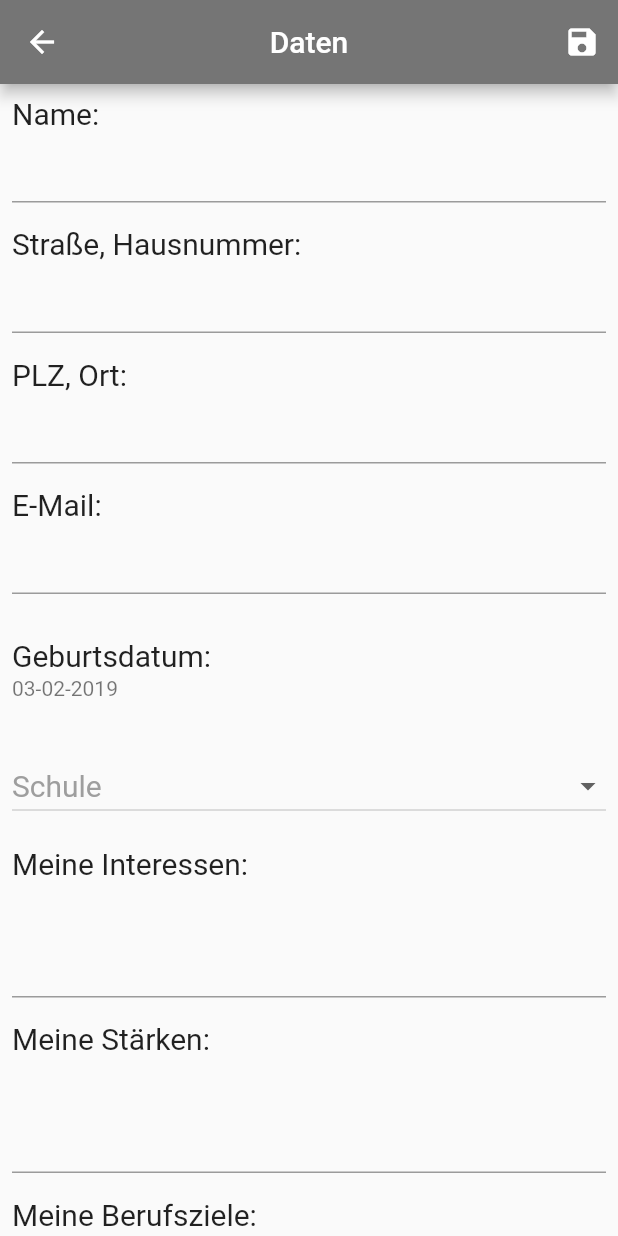
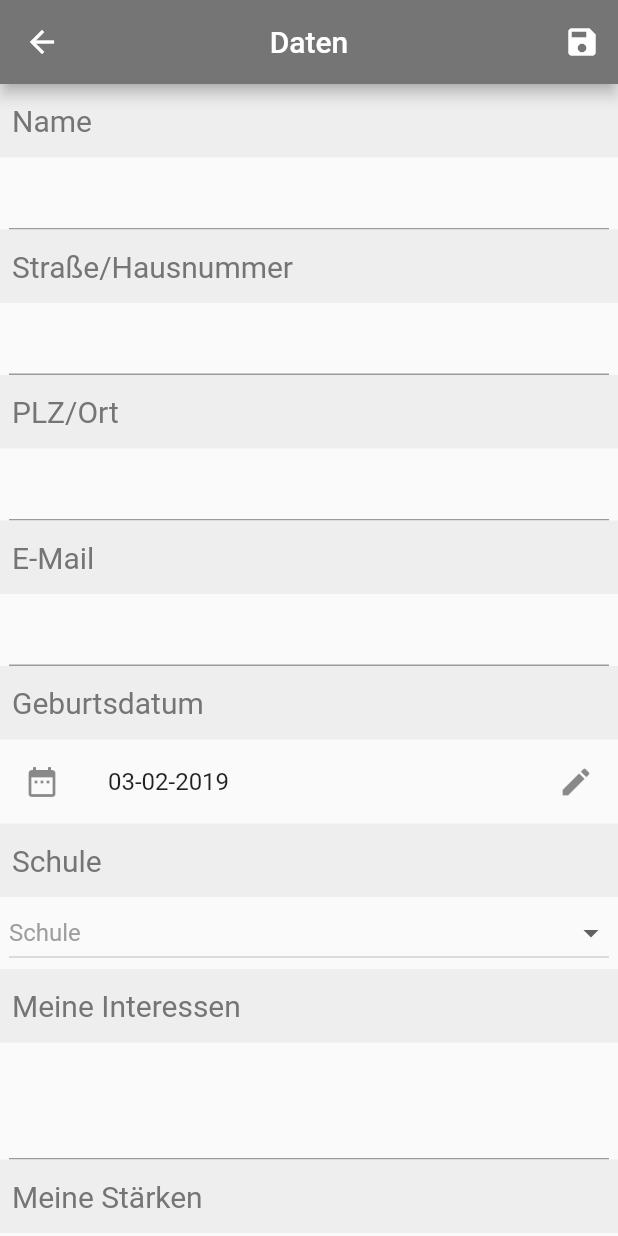
Before and after one commit to tth05/ErasmusDoc, a Flutter app: the PersonalInfoScreen screen opened by its route, on a phone screen of 412 x 824 dp. Run offline on Flutter 3.47's test engine with Material 2 defaults, Android fonts, the phone set to English and light mode, and no system bars; drawn by our look-alikes of sticky_headers; our stand-ins replace flutter_markdown; missing offline and left inert: simple_permissions, zefyr; generated files the repository leaves out were written again.

Commit message:
Adjusted personal info screen to new style

```diff
--- a/lib/main.dart
+++ b/lib/main.dart
@@ -41,6 +41,7 @@ class App extends StatelessWidget {
         buttonColor: Colors.grey[600],
         accentColor: Colors.grey[600],
         errorColor: Colors.red[700],
+        cursorColor: Colors.black,
       ),
       localizationsDelegates: [
         GermanCupertinoLocalizations.delegate,
--- a/lib/managers/json_manager.dart
+++ b/lib/managers/json_manager.dart
@@ -38,6 +38,7 @@ class JsonManager {
     await loadSchools();
     await loadCountries();
     await loadPersonalData();
+    await loadActivities();
   }
 
   Future<void> loadSchools() async {
--- a/lib/screens/personal_info/personal_info.dart
+++ b/lib/screens/personal_info/personal_info.dart
@@ -5,6 +5,7 @@
 
 import 'package:erasmus_app/managers/manager_context.dart';
 import 'package:erasmus_app/screens/personal_info/widgets/select_school_dropdown.dart';
+import 'package:erasmus_app/util/common_widgets_util.dart';
 import 'package:erasmus_app/util/form_helper.dart';
 import 'package:erasmus_app/widgets/custom_app_bar.dart';
 import 'package:erasmus_app/widgets/date_picker_tile.dart';
@@ -21,6 +22,7 @@ class PersonalInfoScreenState extends State<PersonalInfoScreen> {
   @override
   Widget build(BuildContext context) {
     final jsonManager = ManagerContext.of(context).jsonManager;
+    final contentPadding = EdgeInsets.symmetric(horizontal: 6.0);
 
     return Scaffold(
       appBar: CustomAppBar(
@@ -39,55 +41,75 @@ class PersonalInfoScreenState extends State<PersonalInfoScreen> {
       ),
       body: Form(
         key: _formKey,
-        child: SingleChildScrollView(
-          padding: EdgeInsets.all(8.0),
         child: Column(
-            crossAxisAlignment: CrossAxisAlignment.start,
           children: <Widget>[
-              FormHelper.buildTitle("Name:"),
+            Expanded(
+              child: ListView(
+                children: <Widget>[
+                  CommonWidgetsUtil.buildStickyHeader(
+                    "Name",
                     FormHelper.buildTextField(
                         initialValue: jsonManager.personalData.name, onSaved: (v) => jsonManager.personalData.name = v),
-              FormHelper.divider,
-              FormHelper.buildTitle("Straße, Hausnummer:"),
+                    contentPadding: contentPadding
+                  ),
+                  CommonWidgetsUtil.buildStickyHeader(
+                    "Straße/Hausnummer",
                     FormHelper.buildTextField(
                         initialValue: jsonManager.personalData.addressPart1,
                         onSaved: (v) => jsonManager.personalData.addressPart1 = v),
-              FormHelper.divider,
-              FormHelper.buildTitle("PLZ, Ort:"),
+                      contentPadding: contentPadding
+                  ),
+                  CommonWidgetsUtil.buildStickyHeader(
+                    "PLZ/Ort",
                     FormHelper.buildTextField(
                         initialValue: jsonManager.personalData.addressPart2,
                         onSaved: (v) => jsonManager.personalData.addressPart2 = v),
-              FormHelper.divider,
-              FormHelper.buildTitle("E-Mail:"),
+                      contentPadding: contentPadding
+                  ),
+                  CommonWidgetsUtil.buildStickyHeader(
+                    "E-Mail",
                     FormHelper.buildTextField(
-                  initialValue: jsonManager.personalData.email, onSaved: (v) => jsonManager.personalData.email = v),
-              FormHelper.divider,
-              DatePickerTile("Geburtsdatum:", "Bitte wähle dein Geburtsdatum aus.",
+                        initialValue: jsonManager.personalData.email,
+                        onSaved: (v) => jsonManager.personalData.email = v),
+                      contentPadding: contentPadding
+                  ),
+                  DatePickerTile("Geburtsdatum", "Bitte wähle dein Geburtsdatum aus.",
                       initialValue: jsonManager.personalData.userBirthdayDate,
                       onSaved: (v) => jsonManager.personalData.userBirthdayDate = v),
-              FormHelper.divider,
+                  CommonWidgetsUtil.buildStickyHeader(
+                    "Schule",
                     SelectSchoolDropdownButton(jsonManager.personalData.school,
                         onSaved: (v) => jsonManager.personalData.school = v),
-              FormHelper.divider,
-              FormHelper.buildTitle("Meine Interessen:"),
+                      contentPadding: contentPadding
+                  ),
+                  CommonWidgetsUtil.buildStickyHeader(
+                    "Meine Interessen",
                     FormHelper.buildTextField(
                         initialValue: jsonManager.personalData.interests,
                         maxLines: 3,
                         onSaved: (v) => jsonManager.personalData.interests = v),
-              FormHelper.divider,
-              FormHelper.buildTitle("Meine Stärken:"),
+                      contentPadding: contentPadding
+                  ),
+                  CommonWidgetsUtil.buildStickyHeader(
+                    "Meine Stärken",
                     FormHelper.buildTextField(
                         initialValue: jsonManager.personalData.strengths,
                         maxLines: 3,
                         onSaved: (v) => jsonManager.personalData.strengths = v),
-              FormHelper.divider,
-              FormHelper.buildTitle("Meine Berufsziele:"),
+                      contentPadding: contentPadding
+                  ),
+                  CommonWidgetsUtil.buildStickyHeader(
+                    "Meine Berufsziele",
                     FormHelper.buildTextField(
                         initialValue: jsonManager.personalData.jobGoals,
                         maxLines: 3,
                         onSaved: (v) => jsonManager.personalData.jobGoals = v),
+                      contentPadding: contentPadding
+                  ),
                 ],
               ),
+            ),
+          ],
         ),
       ),
     );
--- a/lib/screens/personal_info/widgets/select_school_dropdown.dart
+++ b/lib/screens/personal_info/widgets/select_school_dropdown.dart
@@ -37,7 +37,6 @@ class SelectSchoolDropdownButton extends FormField<School> {
                     isSchoolSelected ? state.value.translatedName : "Schule",
                     overflow: TextOverflow.ellipsis,
                     style: TextStyle(
-                      fontSize: 20.0,
                       color: isSchoolSelected ? Colors.black : Colors.grey,
                     ),
                   ),
--- a/lib/util/common_widgets_util.dart
+++ b/lib/util/common_widgets_util.dart
@@ -9,7 +9,8 @@ import 'package:flutter_markdown/flutter_markdown.dart';
 import 'package:sticky_headers/sticky_headers.dart';
 
 class CommonWidgetsUtil {
-  static Widget buildStickyHeader(String title, Widget content) {
+  static Widget buildStickyHeader(String title, Widget content,
+      {EdgeInsets contentPadding: const EdgeInsets.all(0.0)}) {
     return StickyHeader(
       header: Row(
         children: <Widget>[
@@ -28,7 +29,11 @@ class CommonWidgetsUtil {
           )
         ],
       ),
-        content: content);
+      content: Padding(
+        padding: contentPadding,
+        child: content,
+      ),
+    );
   }
 
   static Widget buildSimpleInfoCard({
--- a/lib/widgets/date_picker_tile.dart
+++ b/lib/widgets/date_picker_tile.dart
@@ -6,6 +6,7 @@
 import 'dart:async';
 
 import 'package:erasmus_app/globals.dart' as globals;
+import 'package:erasmus_app/util/common_widgets_util.dart';
 import 'package:flutter/material.dart';
 
 class DatePickerTile extends FormField<DateTime> {
@@ -23,16 +24,14 @@ class DatePickerTile extends FormField<DateTime> {
           initialValue: initialValue,
           autovalidate: false,
           builder: (FormFieldState<DateTime> state) {
-            return Column(
-              crossAxisAlignment: CrossAxisAlignment.start,
+            return CommonWidgetsUtil.buildStickyHeader(
+              title,
+              Column(
                 children: <Widget>[
-                ListTile(
-                  title: Text(
-                    title,
-                    style: TextStyle(fontSize: 20.0),
-                  ),
-                  subtitle: Text(globals.dateFormat.format(state.value)),
-                  contentPadding: EdgeInsets.all(0.0),
+                  CommonWidgetsUtil.buildSimpleInfoCard(
+                    leading: Icon(Icons.date_range),
+                    title: globals.dateFormat.format(state.value),
+                    trailing: Icon(Icons.edit,),
                     onTap: () {
                       Future<DateTime> result = showDatePicker(
                         context: state.context,
@@ -42,10 +41,12 @@ class DatePickerTile extends FormField<DateTime> {
                         lastDate: lastDate != null ? lastDate : DateTime.now(),
                         initialDatePickerMode: DatePickerMode.year,
                       );
-                    result.then((dateTime) {
+                      result.then(
+                        (dateTime) {
                           if (dateTime == null) return;
                           state.didChange(dateTime);
-                    });
+                        },
+                      );
                     },
                   ),
                   state.hasError
@@ -59,6 +60,7 @@ class DatePickerTile extends FormField<DateTime> {
                         )
                       : Container()
                 ],
+              ),
             );
           },
         );
```
Lines whose indentation alone changed are shown as unchanged.
